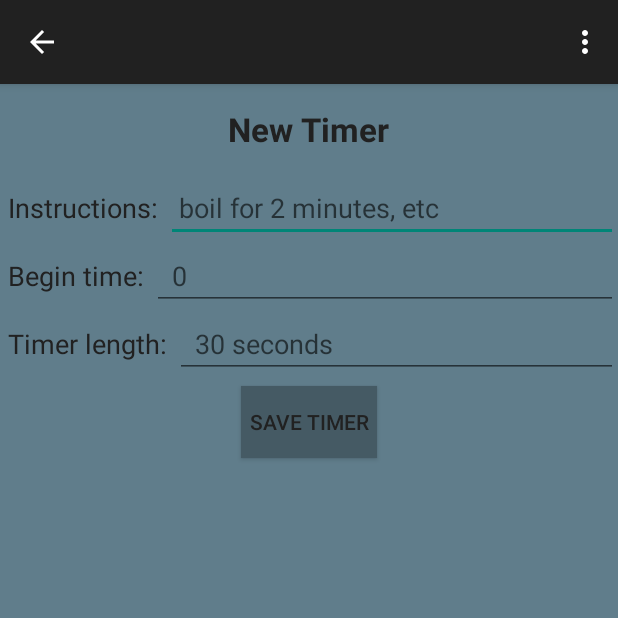
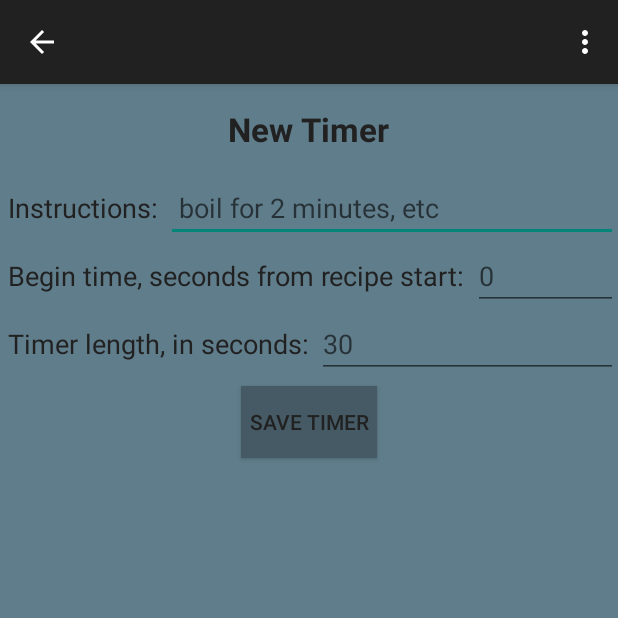
Before and after one commit to johnnyRose/insta-chef-app, an Android app: the AddTimersActivity screen opened directly, with no data from a screen before it, on a phone screen of 412 x 824 dp, the top half of it. Run offline under Robolectric (Android 15) with nearby library versions, the phone set to English and light mode, and no system bars.

Commit message:
Relabeled some boxes. Enforced numbers-only inputs for seconds fields.

```diff
--- a/app/src/main/res/layout/activity_add_timers.xml
+++ b/app/src/main/res/layout/activity_add_timers.xml
@@ -55,7 +55,7 @@
                 android:layout_width="wrap_content"
                 android:layout_height="wrap_content"
                 android:textAppearance="?android:attr/textAppearanceMedium"
-                android:text="Begin time:"
+                android:text="Begin time, seconds from recipe start:"
                 android:id="@+id/textView9"
                 android:layout_marginLeft="5dp"
                 android:layout_marginRight="5dp"
@@ -65,7 +65,8 @@
                 android:layout_width="match_parent"
                 android:layout_height="wrap_content"
                 android:id="@+id/timerStartEdit"
-                android:hint="  0"
+                android:inputType="number"
+                android:hint="0"
                 android:textColor="#ff212121" />
         </LinearLayout>
         <LinearLayout
@@ -77,7 +78,7 @@
                 android:layout_width="wrap_content"
                 android:layout_height="wrap_content"
                 android:textAppearance="?android:attr/textAppearanceMedium"
-                android:text="Timer length:"
+                android:text="Timer length, in seconds:"
                 android:id="@+id/textView10"
                 android:layout_marginLeft="5dp"
                 android:layout_marginRight="5dp"
@@ -87,7 +88,8 @@
                 android:layout_width="match_parent"
                 android:layout_height="wrap_content"
                 android:id="@+id/timerLengthEdit"
-                android:hint="  30 seconds"
+                android:inputType="number"
+                android:hint="30"
                 android:textColor="#ff212121" />
         </LinearLayout>
 
```
